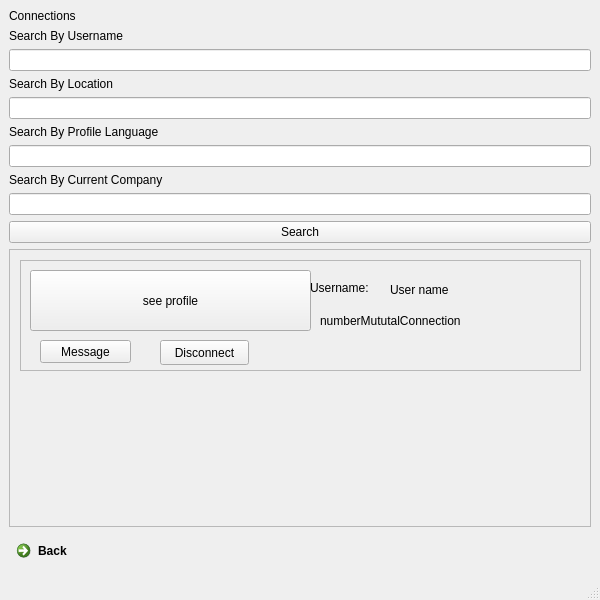
Old version of the form ui/SeeConnections.ui in the repository PooyaFekri/LinkedIn.
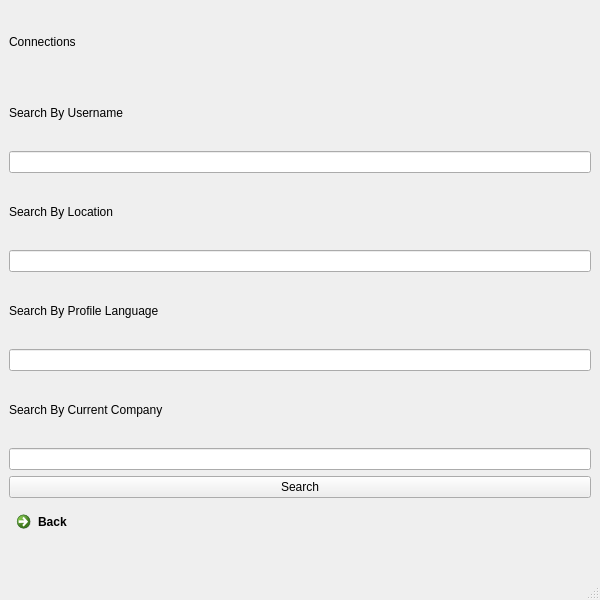
New version of the form.

Commit message: add this to project

```diff
--- a/ui/SeeConnections.ui
+++ b/ui/SeeConnections.ui
@@ -69,130 +69,6 @@
       </property>
      </widget>
     </item>
-    <item>
-     <widget class="QScrollArea" name="scrollArea">
-      <property name="widgetResizable">
-       <bool>true</bool>
-      </property>
-      <widget class="QWidget" name="scrollAreaWidgetContents">
-       <property name="geometry">
-        <rect>
-         <x>0</x>
-         <y>0</y>
-         <width>580</width>
-         <height>224</height>
-        </rect>
-       </property>
-       <widget class="QFrame" name="frame_2">
-        <property name="geometry">
-         <rect>
-          <x>10</x>
-          <y>10</y>
-          <width>561</width>
-          <height>111</height>
-         </rect>
-        </property>
-        <property name="frameShape">
-         <enum>QFrame::StyledPanel</enum>
-        </property>
-        <property name="frameShadow">
-         <enum>QFrame::Raised</enum>
-        </property>
-        <widget class="QLabel" name="numberMututalConnection">
-         <property name="geometry">
-          <rect>
-           <x>300</x>
-           <y>50</y>
-           <width>251</width>
-           <height>21</height>
-          </rect>
-         </property>
-         <property name="text">
-          <string>numberMututalConnection</string>
-         </property>
-        </widget>
-        <widget class="QPushButton" name="MessageButton">
-         <property name="geometry">
-          <rect>
-           <x>20</x>
-           <y>80</y>
-           <width>91</width>
-           <height>23</height>
-          </rect>
-         </property>
-         <property name="text">
-          <string>Message</string>
-         </property>
-        </widget>
-        <widget class="QPushButton" name="SeeProfile">
-         <property name="geometry">
-          <rect>
-           <x>10</x>
-           <y>10</y>
-           <width>281</width>
-           <height>61</height>
-          </rect>
-         </property>
-         <property name="text">
-          <string>see profile</string>
-         </property>
-        </widget>
-        <widget class="QLabel" name="label_3">
-         <property name="geometry">
-          <rect>
-           <x>290</x>
-           <y>20</y>
-           <width>71</width>
-           <height>16</height>
-          </rect>
-         </property>
-         <property name="text">
-          <string>Username:</string>
-         </property>
-        </widget>
-        <widget class="QLabel" name="UserName">
-         <property name="geometry">
-          <rect>
-           <x>370</x>
-           <y>20</y>
-           <width>181</width>
-           <height>20</height>
-          </rect>
-         </property>
-         <property name="text">
-          <string>User name </string>
-         </property>
-        </widget>
-        <widget class="QLabel" name="ShareFrom">
-         <property name="geometry">
-          <rect>
-           <x>106</x>
-           <y>160</y>
-           <width>301</width>
-           <height>20</height>
-          </rect>
-         </property>
-         <property name="text">
-          <string/>
-         </property>
-        </widget>
-        <widget class="QPushButton" name="DisconnectButton">
-         <property name="geometry">
-          <rect>
-           <x>140</x>
-           <y>80</y>
-           <width>89</width>
-           <height>25</height>
-          </rect>
-         </property>
-         <property name="text">
-          <string>Disconnect</string>
-         </property>
-        </widget>
-       </widget>
-      </widget>
-     </widget>
-    </item>
     <item>
      <widget class="QCommandLinkButton" name="BackButton">
       <property name="text">
```
The commit also changes 1 other file.
